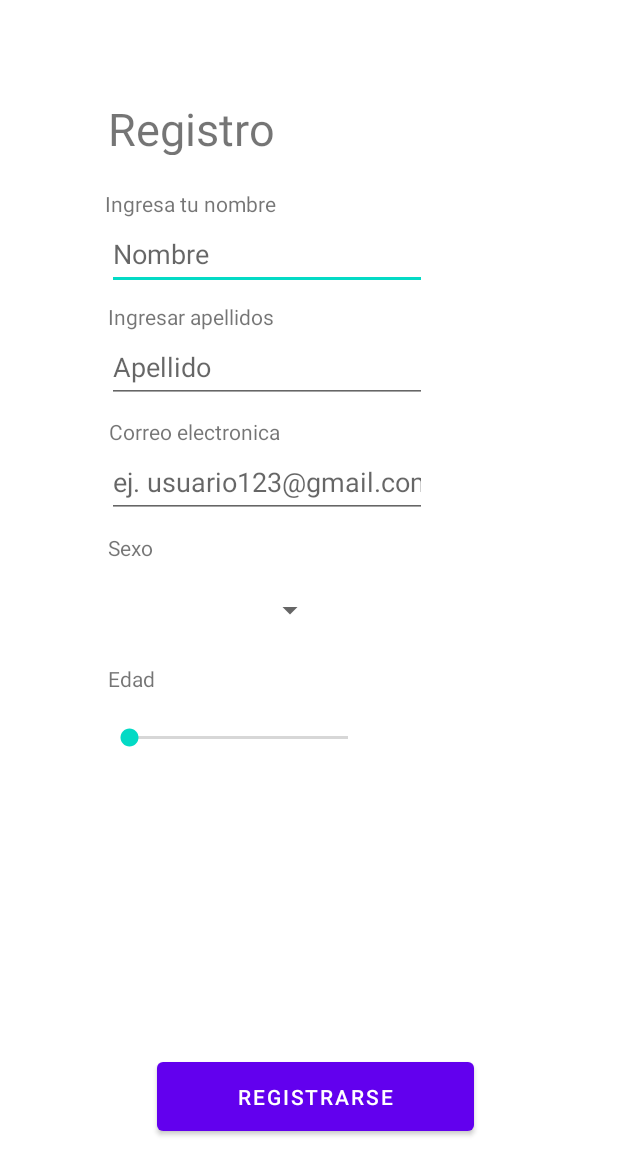
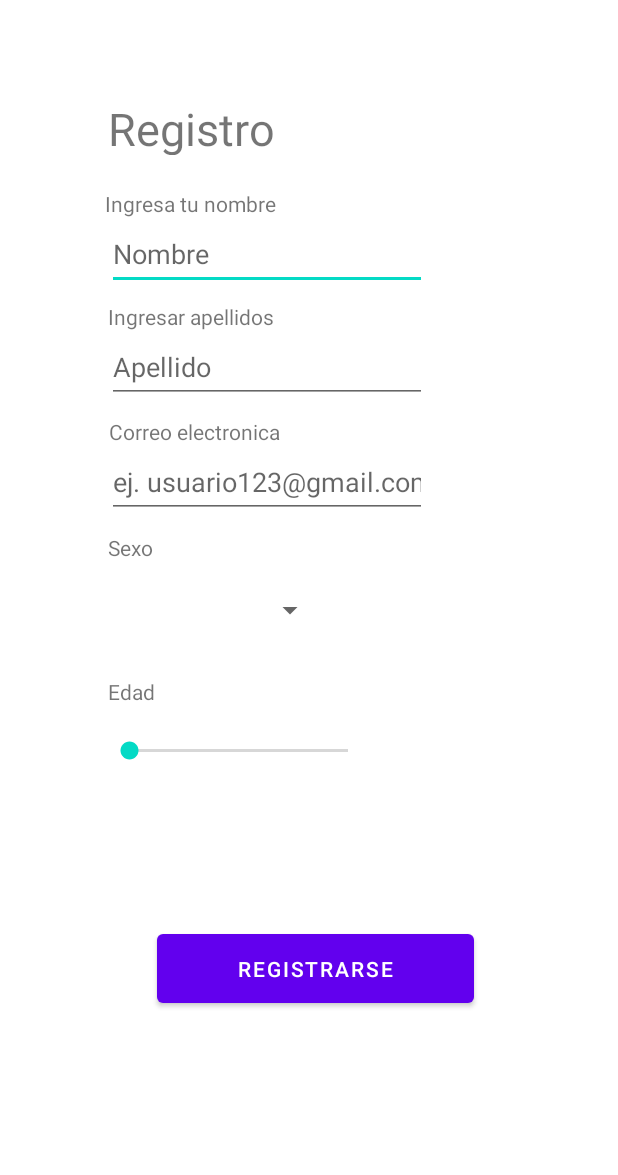
Before and after one commit to RicardoCastillo991/QueCocinoHoy, an Android app: the layout activity_main_register.xml on its own in the app's theme, with its tools: preview values and no code run, on a phone screen of 412 x 824 dp. Shown: the top 1175 px of the screen. Run offline under Robolectric (Android 15) with nearby library versions, the light colour scheme and no system bars.

Commit message:
arreglando el registro para que se manden datos(se va a ocupar el los servicios en el register por la carga de datos que se hace)

```diff
--- a/app/src/main/java/com/example/quecocinohoy/MainActivityInicio.java
+++ b/app/src/main/java/com/example/quecocinohoy/MainActivityInicio.java
@@ -7,7 +7,6 @@
 import android.content.Intent;
 import android.os.Bundle;
 import android.view.View;
-import android.widget.Button;
 import android.widget.ImageButton;
 
 import java.util.ArrayList;
@@ -22,8 +21,10 @@
         super.onCreate(savedInstanceState);
         setContentView(R.layout.activity_main_inicio);
         btnProfile = (ImageButton)findViewById(R.id.imgButtonPerfil);
+        ArrayList<String> datosProfile = getIntent().getStringArrayListExtra("datosCompletos");
+        init();
 
-        init();
+
 
         btnProfile.setOnClickListener(new View.OnClickListener() {
             @Override
--- a/app/src/main/res/layout/activity_main_register.xml
+++ b/app/src/main/res/layout/activity_main_register.xml
@@ -103,12 +103,13 @@
         android:id="@+id/btnRegistrarseRegistro"
         android:layout_width="211dp"
         android:layout_height="58dp"
-        android:layout_marginBottom="64dp"
         android:text="Registrarse"
         app:layout_constraintBottom_toBottomOf="parent"
         app:layout_constraintEnd_toEndOf="parent"
         app:layout_constraintHorizontal_bias="0.52"
-        app:layout_constraintStart_toStartOf="parent" />
+        app:layout_constraintStart_toStartOf="parent"
+        app:layout_constraintTop_toTopOf="parent"
+        app:layout_constraintVertical_bias="0.805" />
 
     <TextView
         android:id="@+id/textView10"
@@ -142,10 +143,12 @@
         android:layout_height="wrap_content"
         android:layout_marginTop="12dp"
         android:text="Edad"
+        app:layout_constraintBottom_toBottomOf="parent"
         app:layout_constraintEnd_toEndOf="parent"
         app:layout_constraintHorizontal_bias="0.189"
         app:layout_constraintStart_toStartOf="parent"
-        app:layout_constraintTop_toBottomOf="@+id/spinnerSexo" />
+        app:layout_constraintTop_toBottomOf="@+id/spinnerSexo"
+        app:layout_constraintVertical_bias="0.024" />
 
     <SeekBar
         android:id="@+id/seekBar"
--- a/app/src/main/res/layout/activity_main_register2_step.xml
+++ b/app/src/main/res/layout/activity_main_register2_step.xml
@@ -4,6 +4,7 @@
     xmlns:tools="http://schemas.android.com/tools"
     android:layout_width="match_parent"
     android:layout_height="match_parent"
+    android:backgroundTint="#B5B3B3"
     tools:context=".MainActivityRegister2Step">
 
     <TextView
@@ -94,6 +95,7 @@
         android:layout_width="wrap_content"
         android:layout_height="wrap_content"
         android:layout_marginBottom="264dp"
+        android:backgroundTint="#EB8F8F8F"
         android:minWidth="48dp"
         android:minHeight="48dp"
         app:layout_constraintBottom_toBottomOf="parent"
```
Also changed, not shown: app/src/main/java/com/example/quecocinohoy/MainActivityRegister.java (+5 -7 lines), app/src/main/java/com/example/quecocinohoy/MainActivityRegister2Step.java (+13 -10 lines).
